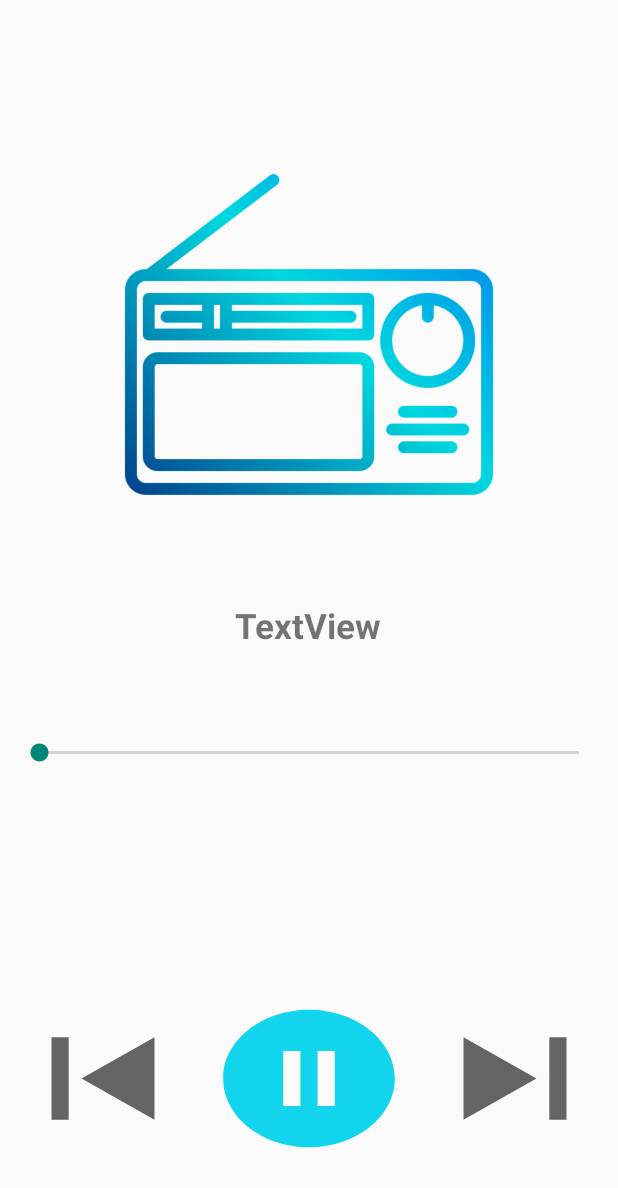
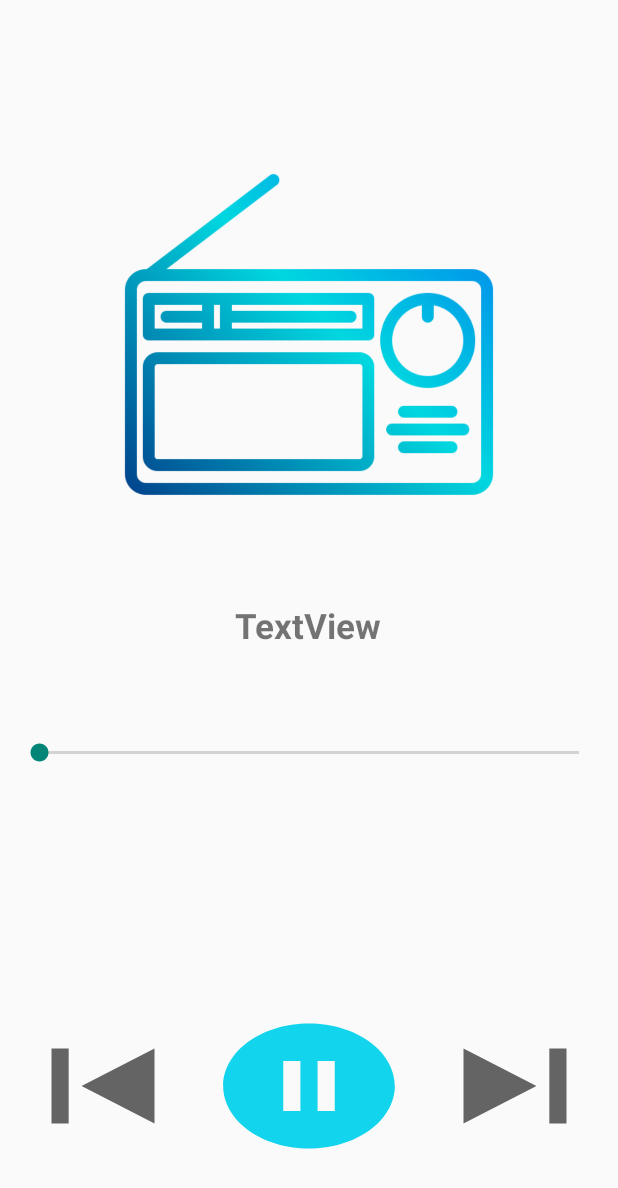
Before and after one commit to VaibhavShanbhag/Sangeet-App, an Android app: the layout activity_now_playing.xml on its own in the app's theme, with its tools: preview values and no code run, on a phone screen of 412 x 824 dp. Shown: the top 1188 px of the screen. Run offline under Robolectric (Android 15) with nearby library versions, the phone set to English and light mode, and no system bars.

```diff
--- a/app/src/main/res/layout/activity_now_playing.xml
+++ b/app/src/main/res/layout/activity_now_playing.xml
@@ -17,7 +17,7 @@
         app:srcCompat="@drawable/radio" />
 
     <TextView
-        android:id="@+id/textView"
+        android:id="@+id/songDisplay"
         android:layout_width="wrap_content"
         android:layout_height="wrap_content"
         android:layout_marginTop="45dp"
@@ -41,7 +41,7 @@
         app:layout_constraintEnd_toEndOf="parent"
         app:layout_constraintHorizontal_bias="0.0"
         app:layout_constraintStart_toStartOf="parent"
-        app:layout_constraintTop_toBottomOf="@+id/textView" />
+        app:layout_constraintTop_toBottomOf="@+id/songDisplay" />
 
     <LinearLayout
         android:layout_width="0dp"
@@ -53,26 +53,26 @@
         app:layout_constraintStart_toStartOf="parent">
 
         <Button
-            android:id="@+id/button2"
+            android:id="@+id/previous"
             android:layout_width="wrap_content"
-            android:layout_height="110dp"
+            android:layout_height="100dp"
             android:layout_weight="1"
             android:background="@drawable/previous"
             tools:ignore="SpeakableTextPresentCheck" />
 
         <Button
-            android:id="@+id/button3"
+            android:id="@+id/play"
             android:layout_width="wrap_content"
-            android:layout_height="110dp"
+            android:layout_height="100dp"
             android:layout_weight="1"
             android:background="@drawable/play"
             app:backgroundTint="#13D4ED"
             tools:ignore="SpeakableTextPresentCheck" />
 
         <Button
-            android:id="@+id/button4"
+            android:id="@+id/next"
             android:layout_width="wrap_content"
-            android:layout_height="110dp"
+            android:layout_height="100dp"
             android:layout_weight="1"
             android:background="@drawable/next"
             tools:ignore="SpeakableTextPresentCheck" />
```
Also changed, not shown: app/src/main/java/com/example/sangeet/NowPlaying.java (+100 -0 lines).
